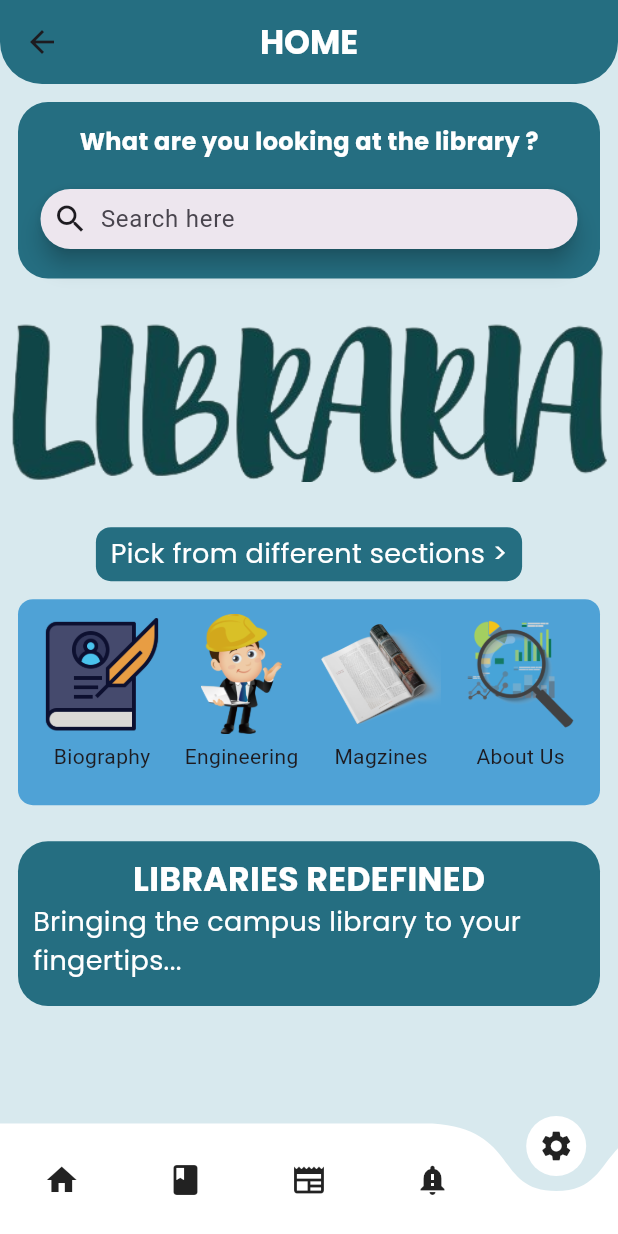
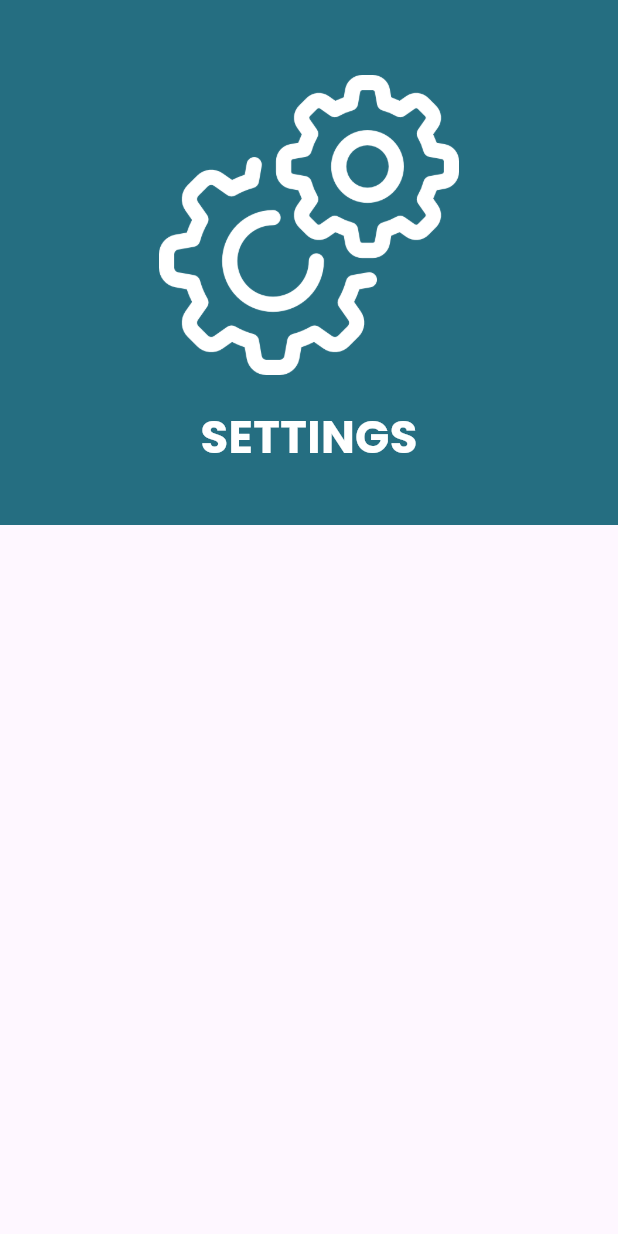
Before and after one commit to akshat407/libraria, a Flutter app: the home screen opened directly, item 5 of the bottom bar chosen, on a phone screen of 412 x 824 dp. Run offline on Flutter 3.47's test engine with Material 3 defaults, Android fonts, the phone set to English and light mode, and no system bars; drawn by our look-alikes of curved_navigation_bar; our stand-ins replace get, google_fonts, velocity_x.

Commit message:
new changes

```diff
--- a/libraria/lib/navbar/home/home.dart
+++ b/libraria/lib/navbar/home/home.dart
@@ -5,6 +5,7 @@ import 'package:get/get.dart';
 import 'package:libraria/navbar/books/nav_book.dart';
 import 'package:libraria/navbar/home/aboutus.dart';
 import 'package:libraria/navbar/home/panels.dart';
+import 'package:libraria/navbar/settings/setting_main.dart';
 // import 'package:libraria/navbar/nav_book.dart';
 
 import 'package:velocity_x/velocity_x.dart';
@@ -44,6 +45,7 @@ class home extends StatelessWidget {
         onTap: (index){
           if(index==0) Get.to(()=>home());
           else if(index==1) Get.to(()=>nav_book());
+          else if(index==4) Get.to(()=>setting_main());
 
 
 
--- /dev/null
+++ b/libraria/lib/navbar/settings/setting_main.dart
@@ -0,0 +1,31 @@
+import 'package:flutter/material.dart';
+import 'package:flutter/services.dart';
+import 'package:get/get.dart';
+import 'package:google_fonts/google_fonts.dart';
+import 'package:libraria/utils/color.dart';
+import 'package:velocity_x/velocity_x.dart';
+
+
+class setting_main extends StatelessWidget {
+  const setting_main({super.key});
+
+  @override
+  Widget build(BuildContext context) {
+    return  Scaffold(
+      appBar: PreferredSize(
+        preferredSize: Size.fromHeight(350),
+        child: Container(
+          color: AIColors.primaryColor2,
+          child: Column(
+            crossAxisAlignment: CrossAxisAlignment.center,
+            children:[SizedBox(height: 50,),
+              Image.asset("assets/images/settings.png",fit: BoxFit.cover,height: 200,width: 200,color: Colors.white,),
+              SizedBox(height: 20,),
+              Text("SETTINGS",style: GoogleFonts.poppins(fontSize: 30,fontWeight: FontWeight.bold,color: Colors.white),)
+            ]
+          ),
+        ),
+      ),
+    );
+  }
+}
```
